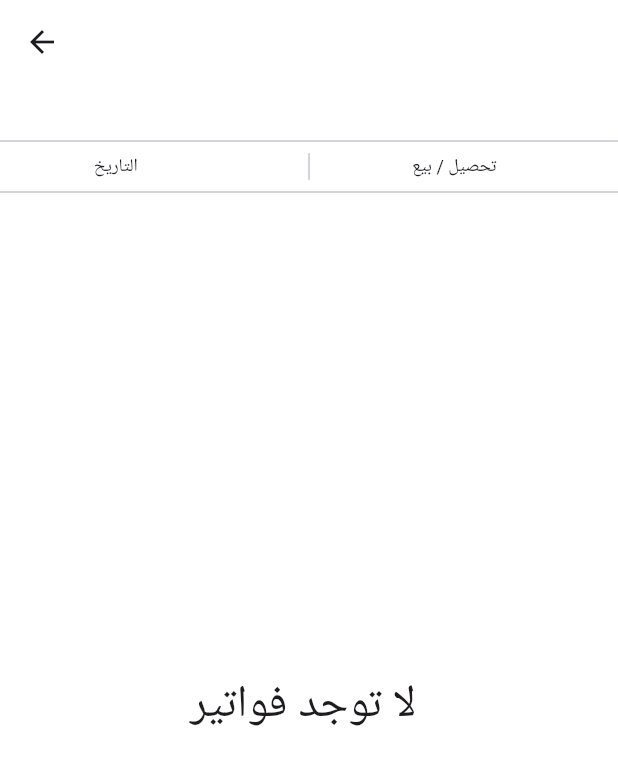
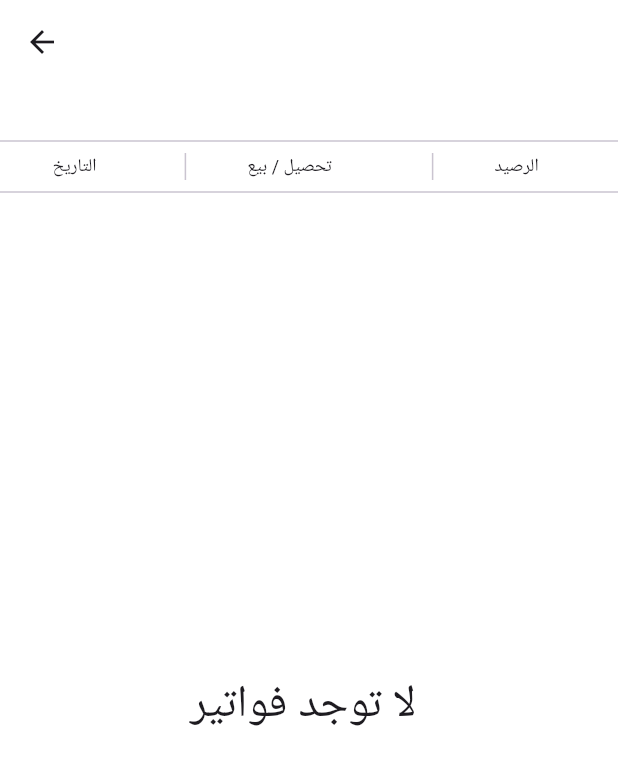
Before and after one commit to Elmokh1/fai, a Flutter app: the ClientDebtDetails screen opened directly with empty values, on a phone screen of 412 x 824 dp. Shown: the top 765 px of the screen. Run offline on Flutter 3.47's test engine with Material 3 defaults, Android fonts, the phone set to English and light mode, and no system bars; our stand-ins replace animated_splash_screen, animated_text_kit, bloc, cloud_firestore, firebase_auth, firebase_core and 10 more; missing offline and left inert: dart:ffi, flutter_glow; accounts and stored records are empty; Roboto replaces fonts that are missing (Abel).

Commit message:
fai new . last bb

```diff
--- a/lib/database/model/report_model.dart
+++ b/lib/database/model/report_model.dart
@@ -4,7 +4,7 @@ class Report {
   static const String collectionName = 'Report';
   String? id;
   String? report;
-  String? income;
+  double? income;
   double? lat;
   double? long;
   DateTime? dateTime;
--- a/lib/database/my_database.dart
+++ b/lib/database/my_database.dart
@@ -77,8 +77,7 @@ class MyDataBase {
     );
   }
 
-  static CollectionReference<Report> getReportCollection(
-      String uid, String tId) {
+  static CollectionReference<Report> getReportCollection(String uid, String tId) {
     return getTaskCollection(uid)
         .doc(tId)
         .collection(Report.collectionName)
@@ -119,6 +118,7 @@ class MyDataBase {
           toFirestore: (clientInvoiceModel, options) => clientInvoiceModel.toFireStore(),
         );
   }
+
 
   static CollectionReference<Target> getTargetCollection(String uid) {
     return getCustomerCollection()
--- a/lib/ui/Debts/AllDebt/client_details/client_debt/client_debt_details.dart
+++ b/lib/ui/Debts/AllDebt/client_details/client_debt/client_debt_details.dart
@@ -74,6 +74,24 @@ class _ClientDebtDetailsState extends State<ClientDebtDetails> {
                     ),
                   ),
                 ),
+                Expanded(
+                  flex: 1,
+                  child: Center(
+                    child: VerticalDivider(),
+                  ),
+                ),
+                Expanded(
+                  flex: 1,
+                  child: Padding(
+                    padding: EdgeInsets.only(right: 5.0),
+                    child: Text(
+                      "الرصيد",
+                      style: TextStyle(
+                        fontSize: 12,
+                      ),
+                    ),
+                  ),
+                ),
               ],
             ),
           ),
--- a/lib/ui/HomeScreen/todos_list/report.dart
+++ b/lib/ui/HomeScreen/todos_list/report.dart
@@ -187,6 +187,7 @@ class _ReportModalState extends State<ReportModal> {
       lat: latitude ?? 0.0,
       report: ReportController.text,
       dateTime: selectedDate,
+      income: Dincome,
     );
 
     appProvider reportProvider =
@@ -198,6 +199,7 @@ class _ReportModalState extends State<ReportModal> {
       user?.uid ?? "",
       widget.task.id ?? "",
       report,
+
     );
     Income income = Income(
       DailyInCome: Dincome,
```
Also changed, not shown: lib/admin_screen/tabs/done.dart (+13 -12 lines), lib/admin_screen/user_information.dart (+9 -0 lines), lib/ui/Debts/AllDebt/client_details/client_debt/client_details_widget.dart (+20 -1 lines), lib/ui/Debts/AllDebt/show_debts_page.dart (+17 -5 lines), lib/ui/Debts/add_client_bottomsheet.dart (+7 -5 lines), lib/ui/Debts/debts.dart (+34 -11 lines), lib/ui/HomeScreen/todos_list/task_item.dart (+28 -2 lines).
